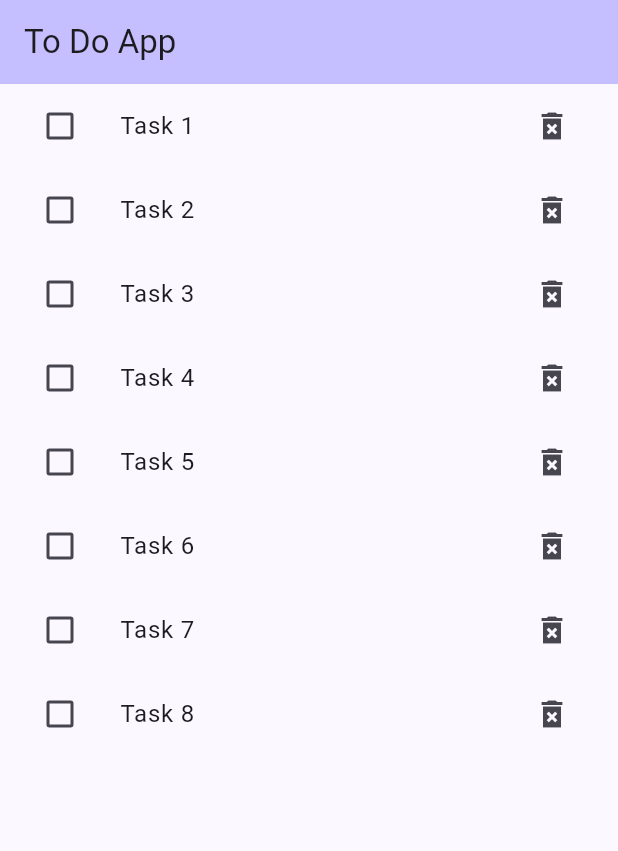
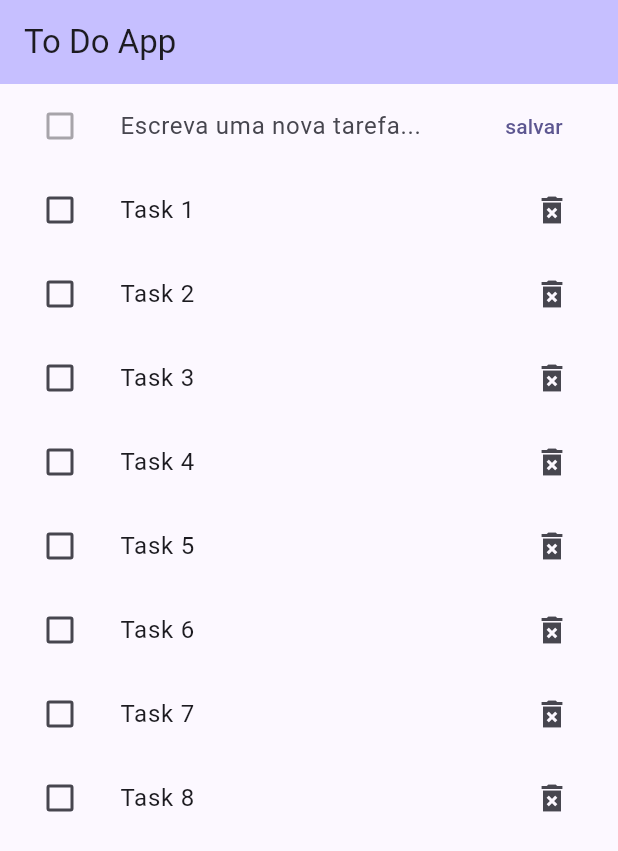
Before and after one commit to jhonnylucius/Projetos-fllutter-curso-Udemy-PJ2, a Flutter app: the screen it shows after launch, on a phone screen of 412 x 824 dp. Shown: the top 851 px of the screen. Run offline on Flutter 3.47's test engine with Material 3 defaults, Android fonts, the phone set to English and light mode, and no system bars; our stand-ins replace get_it.

Commit message:
adiciona widget para criação de novas tarefas e método de adição ao controlador

```diff
--- a/pj2/lib/controller/todo_list_controller.dart
+++ b/pj2/lib/controller/todo_list_controller.dart
@@ -1,7 +1,12 @@
+import 'package:pj2/model/todo.dart';
 import 'package:pj2/notifiers/todo_list_notifier.dart';
 
 class TodoListController {
   final todoListNotifier = TodoListNotifier();
+
+  void add(String task) {
+    todoListNotifier.add(Todo.create(task));
+  }
 
   void update(
     String id,
--- a/pj2/lib/notifiers/todo_list_notifier.dart
+++ b/pj2/lib/notifiers/todo_list_notifier.dart
@@ -14,6 +14,10 @@
     Todo.create('Task 7'),
     Todo.create('Task 8'),
   ];
+
+  void add(Todo todo) {
+    value = [...value, todo];
+  }
 
   void update(String id, String task) {
     value = [
--- a/pj2/lib/screens/todo_list_screen.dart
+++ b/pj2/lib/screens/todo_list_screen.dart
@@ -1,4 +1,5 @@
 import 'package:flutter/material.dart';
+import 'package:pj2/widgets/new_todo_widget.dart';
 import 'package:pj2/widgets/todo_list_widget.dart';
 
 class TodoListScreen extends StatefulWidget {
@@ -16,7 +17,10 @@
         backgroundColor: Theme.of(context).colorScheme.inversePrimary,
         title: Text('To Do App'),
       ),
-      body: TodoListWidget(),
+      body: ListView(children: [
+        const NewTodoWidget(),
+        TodoListWidget(),
+      ]),
     );
   }
 }
--- /dev/null
+++ b/pj2/lib/widgets/new_todo_widget.dart
@@ -0,0 +1,64 @@
+import 'package:flutter/material.dart';
+import 'package:pj2/controller/todo_list_controller.dart';
+import 'package:pj2/service/service_locator.dart';
+
+class NewTodoWidget extends StatefulWidget {
+  const NewTodoWidget({
+    super.key,
+  });
+
+  @override
+  State<NewTodoWidget> createState() => _NewTodoWidgetState();
+}
+
+class _NewTodoWidgetState extends State<NewTodoWidget> {
+  late TextEditingController todoController =
+      todoController = TextEditingController();
+  final controller = getIt<TodoListController>();
+  final todoNode = FocusNode();
+  final formKey = GlobalKey<FormState>();
+
+  @override
+  void initState() {
+    super.initState();
+  }
+
+  @override
+  Widget build(BuildContext context) {
+    return ListTile(
+        title: Form(
+          key: formKey,
+          child: TextFormField(
+            focusNode: todoNode,
+            controller: todoController,
+            decoration: InputDecoration.collapsed(
+              hintText: 'Escreva uma nova tarefa...',
+            ),
+            validator: (v) {
+              if (v == null || v.isEmpty) {
+                return 'Campo obrigatório';
+              }
+              return null;
+            },
+            onFieldSubmitted: (_) => onSubmitted,
+          ),
+        ),
+        leading: const Checkbox.adaptive(
+          value: false,
+          onChanged: null,
+        ),
+        trailing: TextButton(
+          onPressed: onSubmitted,
+          child: const Text('salvar'),
+        ));
+  }
+
+  void onSubmitted() {
+    if (!formKey.currentState!.validate()) return;
+
+    controller.add(todoController.text);
+    formKey.currentState!.reset();
+
+    todoNode.unfocus();
+  }
+}
```
